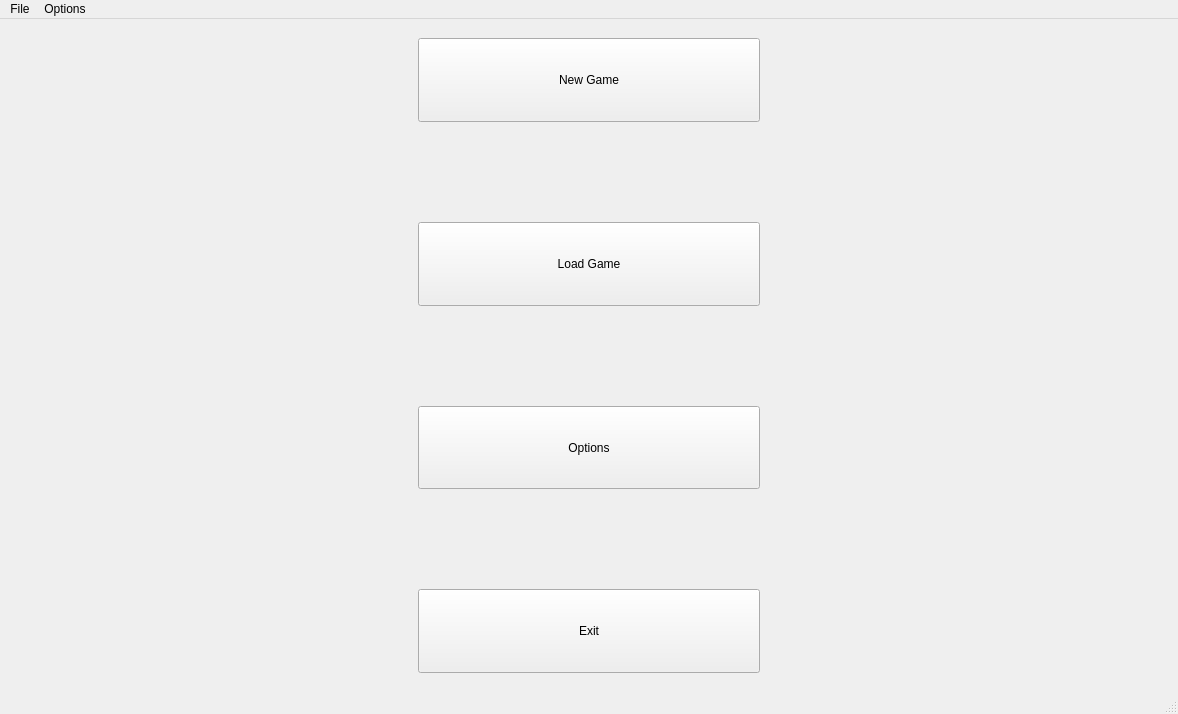
This is QT_UI_Design/UI_MazeWindow.ui in JasonLiu1229/Automata-Group-Project_2021-2022 as Qt 5 draws it before an edit. The edited form follows.
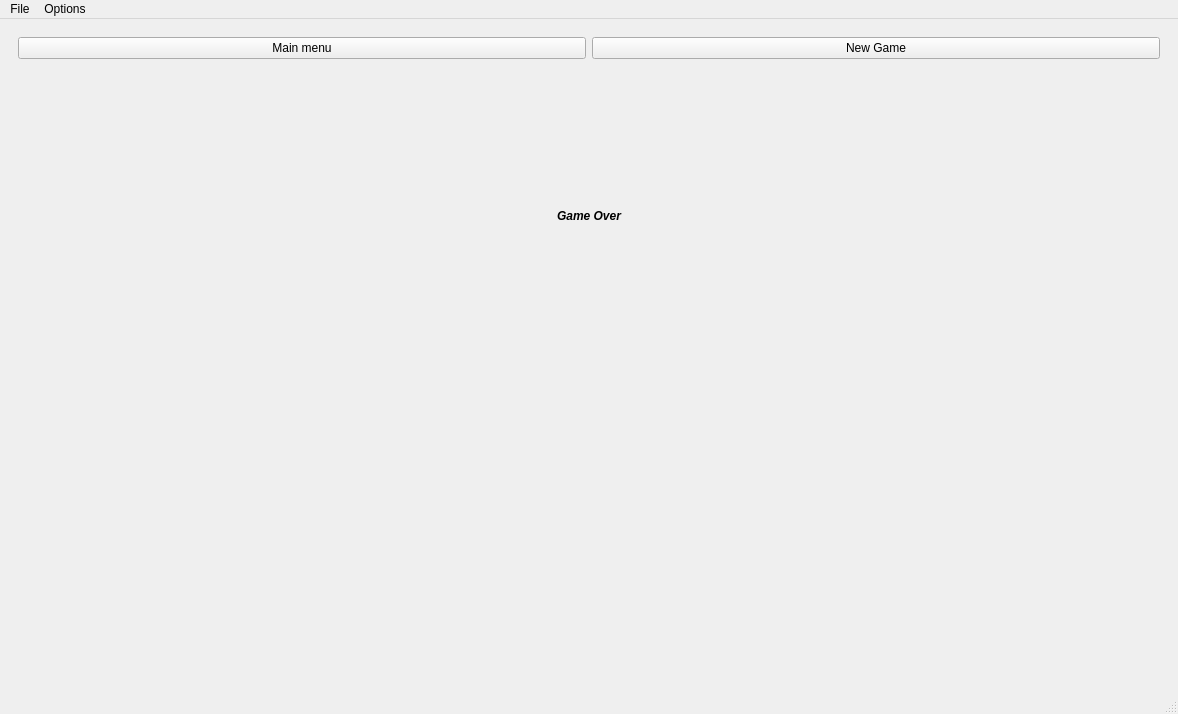
This is the edited form. Icons and pictures are not drawn.

```diff
--- a/QT_UI_Design/UI_MazeWindow.ui
+++ b/QT_UI_Design/UI_MazeWindow.ui
@@ -54,7 +54,7 @@
     <item>
      <widget class="QStackedWidget" name="MenuScreens">
       <property name="currentIndex">
-       <number>0</number>
+       <number>4</number>
       </property>
       <widget class="QWidget" name="MainMenu">
        <layout class="QGridLayout" name="gridLayout_3">
@@ -428,6 +428,59 @@
         </item>
        </layout>
       </widget>
+      <widget class="QWidget" name="page">
+       <layout class="QVBoxLayout" name="verticalLayout_3">
+        <item>
+         <layout class="QHBoxLayout" name="horizontalLayout_4">
+          <item>
+           <widget class="QPushButton" name="mainMenuButton_3">
+            <property name="text">
+             <string>Main menu</string>
+            </property>
+           </widget>
+          </item>
+          <item>
+           <widget class="QPushButton" name="newGameButton">
+            <property name="text">
+             <string>New Game</string>
+            </property>
+           </widget>
+          </item>
+         </layout>
+        </item>
+        <item>
+         <widget class="QLabel" name="gameOverlabel">
+          <property name="font">
+           <font>
+            <weight>75</weight>
+            <italic>true</italic>
+            <bold>true</bold>
+            <underline>false</underline>
+           </font>
+          </property>
+          <property name="text">
+           <string>Game Over</string>
+          </property>
+          <property name="alignment">
+           <set>Qt::AlignCenter</set>
+          </property>
+         </widget>
+        </item>
+        <item>
+         <widget class="QLabel" name="label">
+          <property name="text">
+           <string/>
+          </property>
+          <property name="pixmap">
+           <pixmap>../../../Downloads/minos.png</pixmap>
+          </property>
+          <property name="scaledContents">
+           <bool>true</bool>
+          </property>
+         </widget>
+        </item>
+       </layout>
+      </widget>
      </widget>
     </item>
    </layout>
```
Left out of the diff: 2 changed lines with no effect on the pictures.
